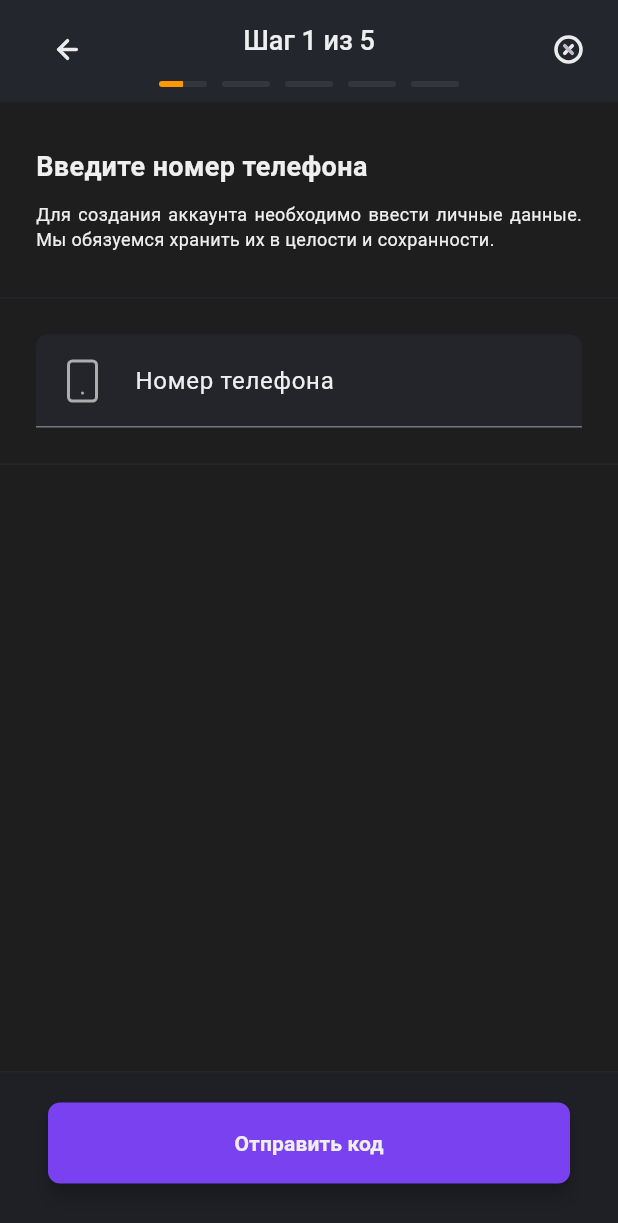
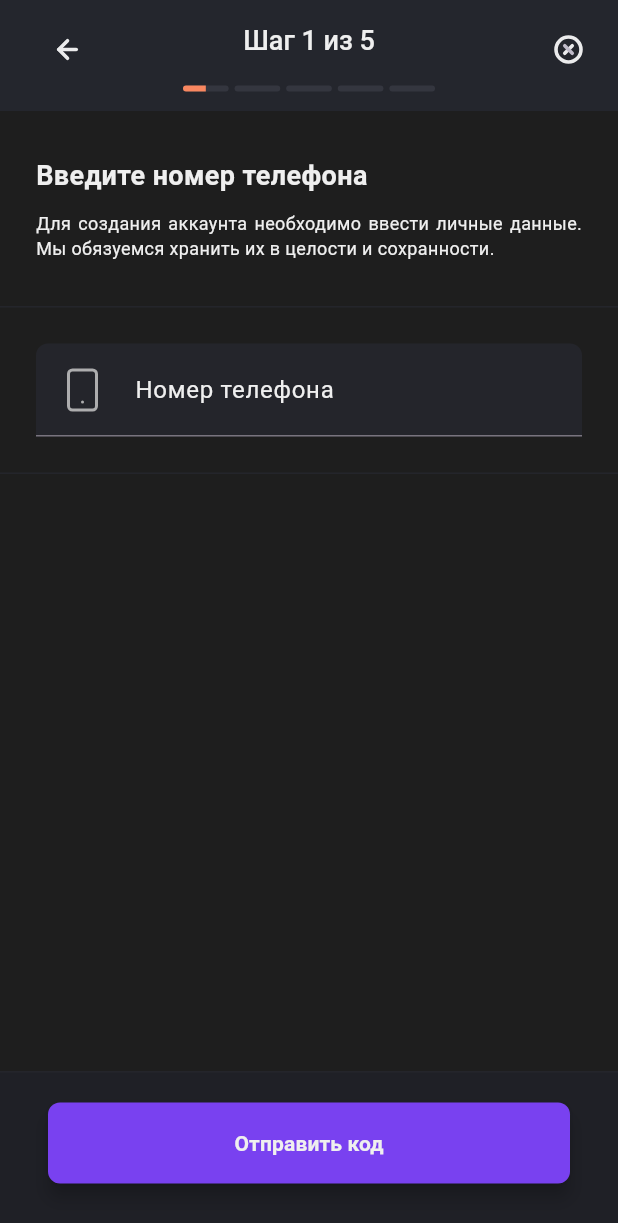
Before and after one commit to PLUXVR/rtk, a Flutter app: the screen it shows after launch, on a phone screen of 412 x 824 dp. Shown: the top 1223 px of the screen. Run offline on Flutter 3.47's test engine with Material 3 defaults, Android fonts, the phone set to English and light mode, and no system bars; our stand-ins replace flutter_svg; missing offline and left inert: dart:ffi.

Commit message:
step bar done v2

```diff
--- a/lib/main.dart
+++ b/lib/main.dart
@@ -11,6 +11,8 @@ class MyApp extends StatelessWidget {
   @override
   Widget build(BuildContext context) => const MaterialApp(
         title: 'Flutter RTK',
-        home: PhoneNumberScreen(),
+        home: PhoneNumberScreen(
+          stepsCount: 5,
+        ),
       );
 }
--- a/lib/src/app/colors/colors.dart
+++ b/lib/src/app/colors/colors.dart
@@ -12,3 +12,8 @@ Color textColorButtonBlocked = const Color(0xFF858586);
 Color textLogInButton = const Color(0xFF5E636B);
 Color checkBoxTextColor = const Color(0xFFADADAE);
 Color buttonNextColorActive = const Color(0xFF7941F0);
+
+abstract final class AppColors {
+  static const white = Colors.white;
+  static const orange300 = Color(0xFFF98760);
+}
--- a/lib/src/app/modules/step_one_phone_number/phone_number_widget.dart
+++ b/lib/src/app/modules/step_one_phone_number/phone_number_widget.dart
@@ -1,3 +1,5 @@
+import 'dart:ffi';
+
 import 'package:flutter/material.dart';
 import 'package:flutter_rtk/src/app/colors/colors.dart';
 import 'package:flutter_rtk/src/app/widgets/app_bar/default_app_bar.dart';
@@ -8,19 +10,49 @@ import 'package:flutter_rtk/src/app/widgets/text_info_widget/text_info_widget.da
 import 'package:flutter_svg/svg.dart';
 
 class PhoneNumberScreen extends StatefulWidget {
-  const PhoneNumberScreen({super.key});
+  final int stepsCount;
+  const PhoneNumberScreen({
+    super.key,
+    required this.stepsCount,
+  });
 
   @override
-  _PhoneNumberScreenState createState() => _PhoneNumberScreenState();
+  State<PhoneNumberScreen> createState() => _PhoneNumberScreenState();
 }
 
 class _PhoneNumberScreenState extends State<PhoneNumberScreen> {
+  int _currenStep = 1;
+
+  nextStep() {
+    if (_currenStep < widget.stepsCount) {
+      setState(() {
+        _currenStep++;
+      });
+    }
+  }
+
+  previousStep() {
+    if (_currenStep > 1) {
+      setState(() {
+        _currenStep--;
+      });
+    }
+  }
+
   @override
   Widget build(BuildContext context) {
     return Scaffold(
       backgroundColor: bodyBackgroundColor,
       appBar: DefaultAppBar(
+        additionHeight: 20,
         titleText: "Шаг 1 из 5",
+        bottomAppBarChild: Padding(
+          padding: const EdgeInsets.symmetric(horizontal: 120.0),
+          child: StepBar(
+            currentStep: _currenStep,
+            stepsCount: 5,
+          ),
+        ),
         actions: [
           DefaultRectangleButton(
             child: SvgPicture.asset('assets/icons/x-circle.svg'),
@@ -29,7 +61,6 @@ class _PhoneNumberScreenState extends State<PhoneNumberScreen> {
       ),
       body: Column(
         children: [
-          const StepBar(),
           const TextInfoWidget(),
           Container(
             width: double.infinity,
@@ -94,6 +125,7 @@ class _PhoneNumberScreenState extends State<PhoneNumberScreen> {
               // if (_formKey.currentState!.validate()) {
               //   // Процесс регистрации
               // }
+              previousStep();
             },
             child: Text(
               'Отправить код',
--- a/lib/src/app/widgets/app_bar/default_app_bar.dart
+++ b/lib/src/app/widgets/app_bar/default_app_bar.dart
@@ -12,6 +12,8 @@ class DefaultAppBar extends StatelessWidget implements PreferredSizeWidget {
   final List<Widget> actions;
   final Widget? icon;
   final bool centerTitle;
+  final double additionHeight;
+  final Widget? bottomAppBarChild;
 
   const DefaultAppBar({
     super.key,
@@ -23,11 +25,19 @@ class DefaultAppBar extends StatelessWidget implements PreferredSizeWidget {
     this.actions = const [],
     this.icon,
     this.centerTitle = true,
+    this.additionHeight = 0,
+    this.bottomAppBarChild,
   });
 
   @override
   Widget build(BuildContext context) => AppBar(
         titleSpacing: 0,
+        bottom: bottomAppBarChild is Widget
+            ? BottomAppBar(
+                height: additionHeight,
+                child: bottomAppBarChild!,
+              )
+            : null,
         title: titleText is String
             ? Text(
                 titleText!,
@@ -56,5 +66,26 @@ class DefaultAppBar extends StatelessWidget implements PreferredSizeWidget {
         actions: actions,
       );
   @override
-  Size get preferredSize => const Size.fromHeight(54.0);
+  Size get preferredSize => Size.fromHeight(54.0 + additionHeight);
 }
+
+class BottomAppBar extends StatelessWidget implements PreferredSizeWidget {
+  final Widget child;
+  final double height;
+  const BottomAppBar({
+    super.key,
+    required this.child,
+    this.height = 0,
+  });
+
+  @override
+  Widget build(BuildContext context) {
+    return SizedBox(
+      height: height,
+      child: child,
+    );
+  }
+
+  @override
+  Size get preferredSize => Size.fromHeight(height);
+}
--- a/lib/src/app/widgets/step_bar/step_bar.dart
+++ b/lib/src/app/widgets/step_bar/step_bar.dart
@@ -1,7 +1,15 @@
 import 'package:flutter/material.dart';
+import 'package:flutter_rtk/src/app/colors/colors.dart';
 
 class StepBar extends StatelessWidget {
-  const StepBar({super.key});
+  final int currentStep;
+  final int stepsCount;
+
+  const StepBar({
+    super.key,
+    required this.currentStep,
+    required this.stepsCount,
+  }) : assert(currentStep > 0 && currentStep <= stepsCount);
 
   @override
   Widget build(BuildContext context) {
@@ -12,81 +20,42 @@ class StepBar extends StatelessWidget {
         child: Row(
           mainAxisAlignment: MainAxisAlignment.center,
           children: [
-            Stack(
+            for (var i = 1; i <= stepsCount; i++)
+              Expanded(
+                child: Padding(
+                  padding: const EdgeInsets.all(2.0),
+                  child: Stack(
                     children: [
                       Container(
                         decoration: const BoxDecoration(
                           color: Color(0xFF34363F),
-                      borderRadius: BorderRadius.all(Radius.circular(8))),
-                  width: 32,
+                          borderRadius: BorderRadius.all(
+                            Radius.circular(8),
+                          ),
+                        ),
                         height: 4,
                       ),
-                Container(
+                      if (i <= currentStep)
+                        Row(
+                          children: [
+                            Expanded(
+                              child: Container(
                                 decoration: const BoxDecoration(
-                      color: Colors.orange,
+                                  color: AppColors.orange300,
                                   borderRadius: BorderRadius.only(
                                     topLeft: Radius.circular(8),
-                          bottomLeft: Radius.circular(8))),
-                  width: 16,
+                                    bottomLeft: Radius.circular(8),
+                                  ),
+                                ),
                                 height: 4,
+                              ),
+                            ),
+                            if (i == currentStep) const Spacer(),
+                          ],
                         ),
                     ],
                   ),
-            const SizedBox(
-              width: 10,
                 ),
-            Stack(
-              children: [
-                Container(
-                  decoration: const BoxDecoration(
-                      color: Color(0xFF34363F),
-                      borderRadius: BorderRadius.all(Radius.circular(8))),
-                  width: 32,
-                  height: 4,
-                ),
-              ],
-            ),
-            const SizedBox(
-              width: 10,
-            ),
-            Stack(
-              children: [
-                Container(
-                  decoration: const BoxDecoration(
-                      color: Color(0xFF34363F),
-                      borderRadius: BorderRadius.all(Radius.circular(8))),
-                  width: 32,
-                  height: 4,
-                ),
-              ],
-            ),
-            const SizedBox(
-              width: 10,
-            ),
-            Stack(
-              children: [
-                Container(
-                  decoration: const BoxDecoration(
-                      color: Color(0xFF34363F),
-                      borderRadius: BorderRadius.all(Radius.circular(8))),
-                  width: 32,
-                  height: 4,
-                ),
-              ],
-            ),
-            const SizedBox(
-              width: 10,
-            ),
-            Stack(
-              children: [
-                Container(
-                  decoration: const BoxDecoration(
-                      color: Color(0xFF34363F),
-                      borderRadius: BorderRadius.all(Radius.circular(8))),
-                  width: 32,
-                  height: 4,
-                ),
-              ],
               ),
           ],
         ),
```
Lines whose indentation alone changed are shown as unchanged.
